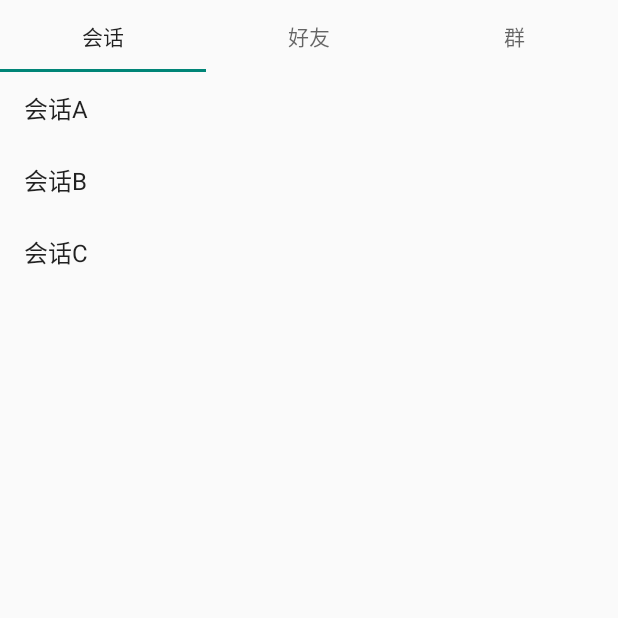
After one commit to itxseng/wx-box-im, an Android app: the ConversationListFragment screen opened directly, with no data from a screen before it, on a phone screen of 412 x 824 dp, the top half of it. The commit adds this screen. Run offline under Robolectric (Android 15) with nearby library versions, the phone set to English and light mode, and no system bars.

Commit message:
Add conversation, friend and group list UI

```diff
--- a/im-android/app/build.gradle
+++ b/im-android/app/build.gradle
@@ -28,4 +28,6 @@ dependencies {
     implementation 'androidx.appcompat:appcompat:1.7.0'
     implementation 'com.google.android.material:material:1.11.0'
     implementation 'com.squareup.okhttp3:okhttp:4.12.0'
+    implementation 'androidx.recyclerview:recyclerview:1.3.2'
+    implementation 'androidx.viewpager2:viewpager2:1.0.0'
 }
--- a/im-android/app/src/main/AndroidManifest.xml
+++ b/im-android/app/src/main/AndroidManifest.xml
@@ -13,5 +13,6 @@
                 <category android:name="android.intent.category.LAUNCHER" />
             </intent-filter>
         </activity>
+        <activity android:name=".MainActivity" />
     </application>
 </manifest>
--- /dev/null
+++ b/im-android/app/src/main/java/com/bx/android/ConversationListFragment.kt
@@ -0,0 +1,15 @@
+package com.bx.android
+
+import android.os.Bundle
+import android.view.View
+import androidx.fragment.app.Fragment
+import androidx.recyclerview.widget.LinearLayoutManager
+import androidx.recyclerview.widget.RecyclerView
+
+class ConversationListFragment : Fragment(R.layout.fragment_list) {
+    override fun onViewCreated(view: View, savedInstanceState: Bundle?) {
+        val recycler = view.findViewById<RecyclerView>(R.id.recyclerView)
+        recycler.layoutManager = LinearLayoutManager(requireContext())
+        recycler.adapter = SimpleListAdapter(listOf("会话A", "会话B", "会话C"))
+    }
+}
--- /dev/null
+++ b/im-android/app/src/main/java/com/bx/android/FriendListFragment.kt
@@ -0,0 +1,15 @@
+package com.bx.android
+
+import android.os.Bundle
+import android.view.View
+import androidx.fragment.app.Fragment
+import androidx.recyclerview.widget.LinearLayoutManager
+import androidx.recyclerview.widget.RecyclerView
+
+class FriendListFragment : Fragment(R.layout.fragment_list) {
+    override fun onViewCreated(view: View, savedInstanceState: Bundle?) {
+        val recycler = view.findViewById<RecyclerView>(R.id.recyclerView)
+        recycler.layoutManager = LinearLayoutManager(requireContext())
+        recycler.adapter = SimpleListAdapter(listOf("好友1", "好友2", "好友3"))
+    }
+}
--- /dev/null
+++ b/im-android/app/src/main/java/com/bx/android/GroupListFragment.kt
@@ -0,0 +1,15 @@
+package com.bx.android
+
+import android.os.Bundle
+import android.view.View
+import androidx.fragment.app.Fragment
+import androidx.recyclerview.widget.LinearLayoutManager
+import androidx.recyclerview.widget.RecyclerView
+
+class GroupListFragment : Fragment(R.layout.fragment_list) {
+    override fun onViewCreated(view: View, savedInstanceState: Bundle?) {
+        val recycler = view.findViewById<RecyclerView>(R.id.recyclerView)
+        recycler.layoutManager = LinearLayoutManager(requireContext())
+        recycler.adapter = SimpleListAdapter(listOf("群组X", "群组Y", "群组Z"))
+    }
+}
--- a/im-android/app/src/main/java/com/bx/android/LoginActivity.kt
+++ b/im-android/app/src/main/java/com/bx/android/LoginActivity.kt
@@ -6,13 +6,13 @@ import android.widget.EditText
 import android.widget.Toast
 import androidx.appcompat.app.AppCompatActivity
 import okhttp3.*
+import android.content.Intent
 import android.content.SharedPreferences
 import org.json.JSONObject
 import java.io.IOException
 
 class LoginActivity : AppCompatActivity() {
     private val client = OkHttpClient()
-    private var wsManager: WebSocketManager? = null
 
     override fun onCreate(savedInstanceState: Bundle?) {
         super.onCreate(savedInstanceState)
@@ -60,11 +60,10 @@ class LoginActivity : AppCompatActivity() {
                         putString("refreshToken", refreshToken)
                         apply()
                     }
-                    wsManager = WebSocketManager(client).also {
-                        it.connect("wss://www.boxim.online/im", accessToken)
-                    }
+                    WebSocketManager.connect("wss://www.boxim.online/im", accessToken)
                     runOnUiThread {
                         Toast.makeText(this@LoginActivity, "登录成功", Toast.LENGTH_SHORT).show()
+                        startActivity(Intent(this@LoginActivity, MainActivity::class.java))
                     }
                 } else {
                     runOnUiThread {
@@ -77,6 +76,5 @@ class LoginActivity : AppCompatActivity() {
 
     override fun onDestroy() {
         super.onDestroy()
-        wsManager?.close()
     }
 }
--- /dev/null
+++ b/im-android/app/src/main/java/com/bx/android/MainActivity.kt
@@ -0,0 +1,38 @@
+package com.bx.android
+
+import android.os.Bundle
+import androidx.appcompat.app.AppCompatActivity
+import androidx.fragment.app.Fragment
+import androidx.viewpager2.adapter.FragmentStateAdapter
+import androidx.viewpager2.widget.ViewPager2
+import com.google.android.material.tabs.TabLayout
+import com.google.android.material.tabs.TabLayoutMediator
+
+class MainActivity : AppCompatActivity() {
+    override fun onCreate(savedInstanceState: Bundle?) {
+        super.onCreate(savedInstanceState)
+        setContentView(R.layout.activity_main)
+
+        val viewPager = findViewById<ViewPager2>(R.id.viewPager)
+        val tabLayout = findViewById<TabLayout>(R.id.tabLayout)
+
+        val fragments = listOf<Fragment>(
+            ConversationListFragment(),
+            FriendListFragment(),
+            GroupListFragment()
+        )
+
+        viewPager.adapter = object : FragmentStateAdapter(this) {
+            override fun getItemCount() = fragments.size
+            override fun createFragment(position: Int) = fragments[position]
+        }
+
+        TabLayoutMediator(tabLayout, viewPager) { tab, position ->
+            tab.text = when (position) {
+                0 -> "会话"
+                1 -> "好友"
+                else -> "群"
+            }
+        }.attach()
+    }
+}
--- /dev/null
+++ b/im-android/app/src/main/java/com/bx/android/SimpleListAdapter.kt
@@ -0,0 +1,27 @@
+package com.bx.android
+
+import android.view.LayoutInflater
+import android.view.View
+import android.view.ViewGroup
+import android.widget.TextView
+import androidx.recyclerview.widget.RecyclerView
+
+class SimpleListAdapter(private val items: List<String>) :
+    RecyclerView.Adapter<SimpleListAdapter.VH>() {
+
+    class VH(view: View) : RecyclerView.ViewHolder(view) {
+        val text: TextView = view.findViewById(android.R.id.text1)
+    }
+
+    override fun onCreateViewHolder(parent: ViewGroup, viewType: Int): VH {
+        val view = LayoutInflater.from(parent.context)
+            .inflate(android.R.layout.simple_list_item_1, parent, false)
+        return VH(view)
+    }
+
+    override fun onBindViewHolder(holder: VH, position: Int) {
+        holder.text.text = items[position]
+    }
+
+    override fun getItemCount(): Int = items.size
+}
--- a/im-android/app/src/main/java/com/bx/android/WebSocketManager.kt
+++ b/im-android/app/src/main/java/com/bx/android/WebSocketManager.kt
@@ -4,7 +4,8 @@ import android.os.Handler
 import android.os.Looper
 import okhttp3.*
 
-class WebSocketManager(private val client: OkHttpClient) {
+object WebSocketManager {
+    private val client = OkHttpClient()
     private var webSocket: WebSocket? = null
     private val heartBeatInterval = 20_000L
     private val handler = Handler(Looper.getMainLooper())
--- /dev/null
+++ b/im-android/app/src/main/res/layout/activity_main.xml
@@ -0,0 +1,17 @@
+<?xml version="1.0" encoding="utf-8"?>
+<LinearLayout xmlns:android="http://schemas.android.com/apk/res/android"
+    android:orientation="vertical"
+    android:layout_width="match_parent"
+    android:layout_height="match_parent">
+
+    <com.google.android.material.tabs.TabLayout
+        android:id="@+id/tabLayout"
+        android:layout_width="match_parent"
+        android:layout_height="wrap_content"/>
+
+    <androidx.viewpager2.widget.ViewPager2
+        android:id="@+id/viewPager"
+        android:layout_width="match_parent"
+        android:layout_height="0dp"
+        android:layout_weight="1"/>
+</LinearLayout>
--- /dev/null
+++ b/im-android/app/src/main/res/layout/fragment_list.xml
@@ -0,0 +1,10 @@
+<?xml version="1.0" encoding="utf-8"?>
+<FrameLayout xmlns:android="http://schemas.android.com/apk/res/android"
+    android:layout_width="match_parent"
+    android:layout_height="match_parent">
+
+    <androidx.recyclerview.widget.RecyclerView
+        android:id="@+id/recyclerView"
+        android:layout_width="match_parent"
+        android:layout_height="match_parent"/>
+</FrameLayout>
```
Also changed, not shown: 1 other file.
